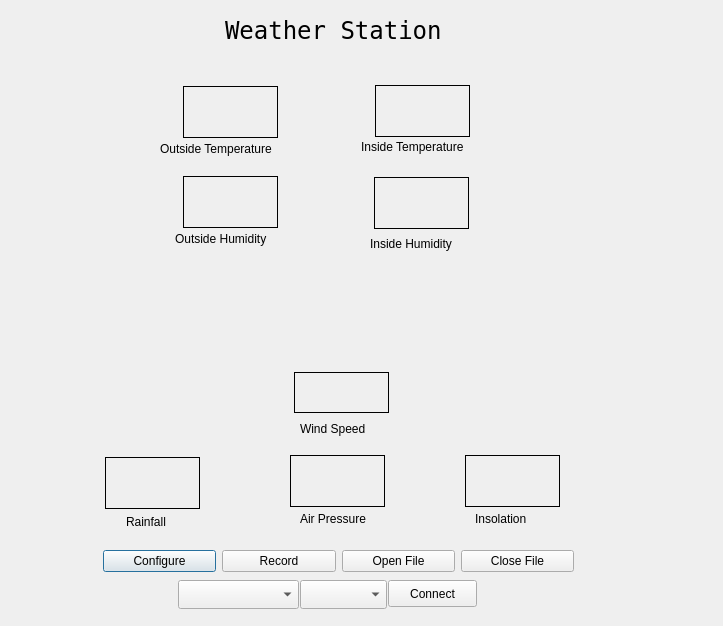
Qt form Weather-Station-GUI/weather-station-main.ui (ksarkies/Weather-Station) before a commit.
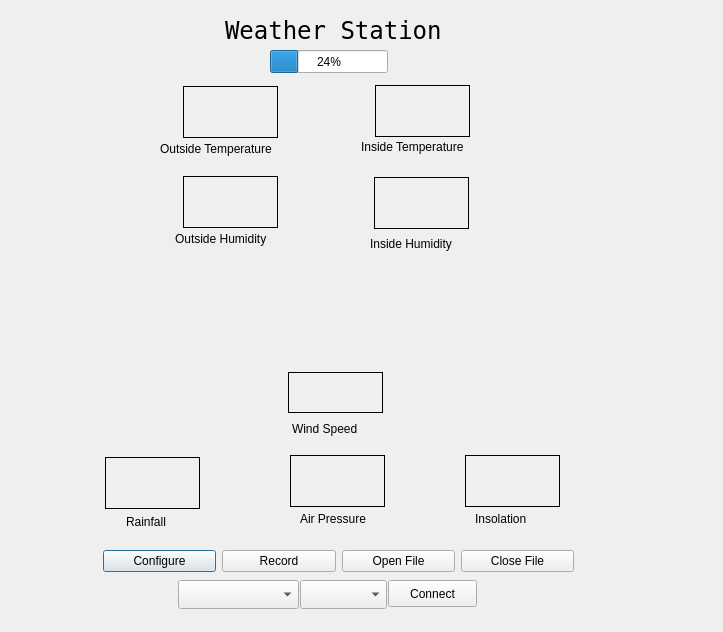
The same form after that commit.

Commit message: Update to GUI to add all fields from remote. Some not yet scaled.

Diff of the .ui file:
```diff
--- a/Weather-Station-GUI/weather-station-main.ui
+++ b/Weather-Station-GUI/weather-station-main.ui
@@ -7,7 +7,7 @@
     <x>0</x>
     <y>0</y>
     <width>723</width>
-    <height>626</height>
+    <height>632</height>
    </rect>
   </property>
   <property name="windowTitle">
@@ -302,7 +302,7 @@
   <widget class="QLabel" name="windSpeed">
    <property name="geometry">
     <rect>
-     <x>294</x>
+     <x>288</x>
      <y>372</y>
      <width>95</width>
      <height>41</height>
@@ -329,7 +329,7 @@
   <widget class="QLabel" name="windSpeedLabel">
    <property name="geometry">
     <rect>
-     <x>300</x>
+     <x>292</x>
      <y>420</y>
      <width>86</width>
      <height>17</height>
@@ -459,6 +459,19 @@
     <string>Air Pressure</string>
    </property>
   </widget>
+  <widget class="QProgressBar" name="battery">
+   <property name="geometry">
+    <rect>
+     <x>270</x>
+     <y>50</y>
+     <width>118</width>
+     <height>23</height>
+    </rect>
+   </property>
+   <property name="value">
+    <number>24</number>
+   </property>
+  </widget>
  </widget>
  <resources>
   <include location="../../../../../data/home/ksarkies/Projects/Battery-Management-System/gui/power-management-gui.qrc"/>
```
The commit also changes 1 other file.
